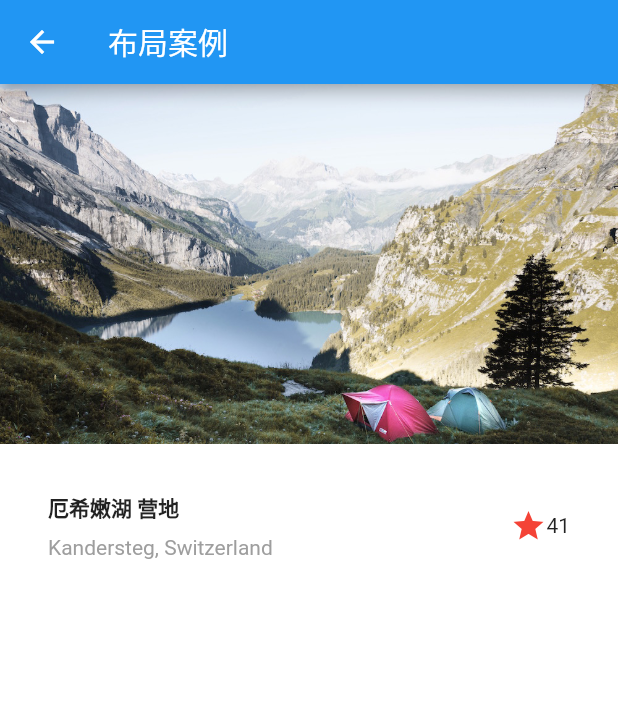
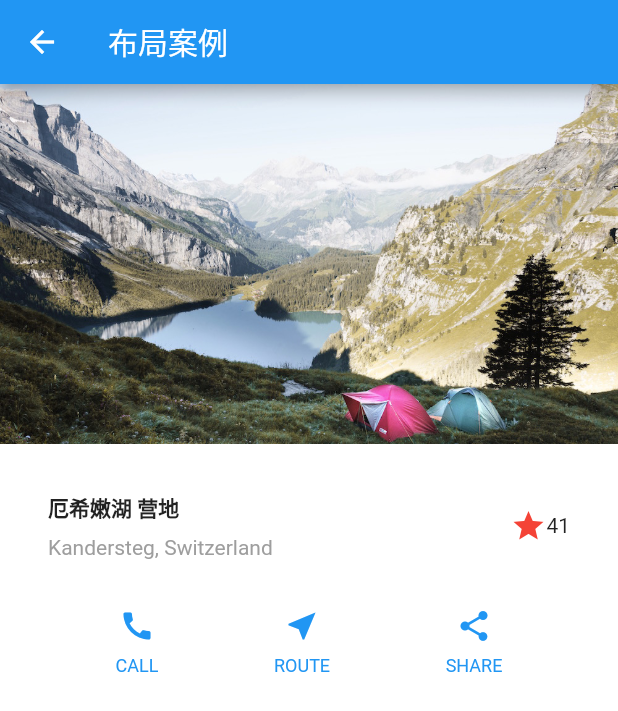
Before and after one commit to zhumuzhi/hello_flutter, a Flutter app: the buildingLayoutCase screen opened directly, on a phone screen of 412 x 824 dp. Shown: the top 711 px of the screen. Run offline on Flutter 3.47's test engine with Material 2 defaults, Android fonts, the phone set to English and light mode, and no system bars.

Commit message:
1.按钮布局

```diff
--- a/lib/buildingLayoutCase.dart
+++ b/lib/buildingLayoutCase.dart
@@ -22,7 +22,7 @@ class buildingLayoutCase extends StatelessWidget {
             fit: BoxFit.cover,
           ),
           titleSection(),
-//          buttonSection(),
+          buttonSection(),
 //          textSection(),
         ],
       ),
@@ -77,34 +77,32 @@ class titleSection extends StatelessWidget {
 class buttonSection extends StatelessWidget {
   @override
   Widget build(BuildContext context) {
+    Color color = Theme.of(context).primaryColor;
     return  new Container(
       child: new  Row(
         mainAxisAlignment: MainAxisAlignment.spaceEvenly,
         children: <Widget>[
-          buildButtonColumn(Icons.call, 'CALL'),
-          buildButtonColumn(Icons.near_me, 'ROUTE'),
-          buildButtonColumn(Icons.share, 'SHARE')
+          buildButtonColumn(color, Icons.call, 'CALL'),
+          buildButtonColumn(color, Icons.near_me, 'ROUTE'),
+          buildButtonColumn(color, Icons.share, 'SHARE'),
         ],
       ),
     );
   }
 }
 
-Column buildButtonColumn(IconData icon, String label) {
-  @override
-  Widget build(BuildContext context) {
-    Color color = Theme.of(context).primaryColor;
-    return new Column(
+Column buildButtonColumn(Color color, IconData icon, String label) {
+  return Column(
     mainAxisSize: MainAxisSize.min,
     mainAxisAlignment: MainAxisAlignment.center,
-      children: <Widget>[
-        new Icon(icon, color: color),
-        new Container(
-          margin: const EdgeInsets.only(top: 8.0),
-          child: new Text(
+    children: [
+      Icon(icon, color: color),
+      Container(
+        margin: const EdgeInsets.only(top: 8),
+        child: Text(
           label,
-            style: new TextStyle(
-              fontSize: 12.0,
+          style: TextStyle(
+            fontSize: 12,
             fontWeight: FontWeight.w400,
             color: color,
           ),
@@ -112,7 +110,6 @@ Column buildButtonColumn(IconData icon, String label) {
       ),
     ],
   );
-  }
 }
 
 /// 文字Section
```
Lines whose indentation alone changed are shown as unchanged.
